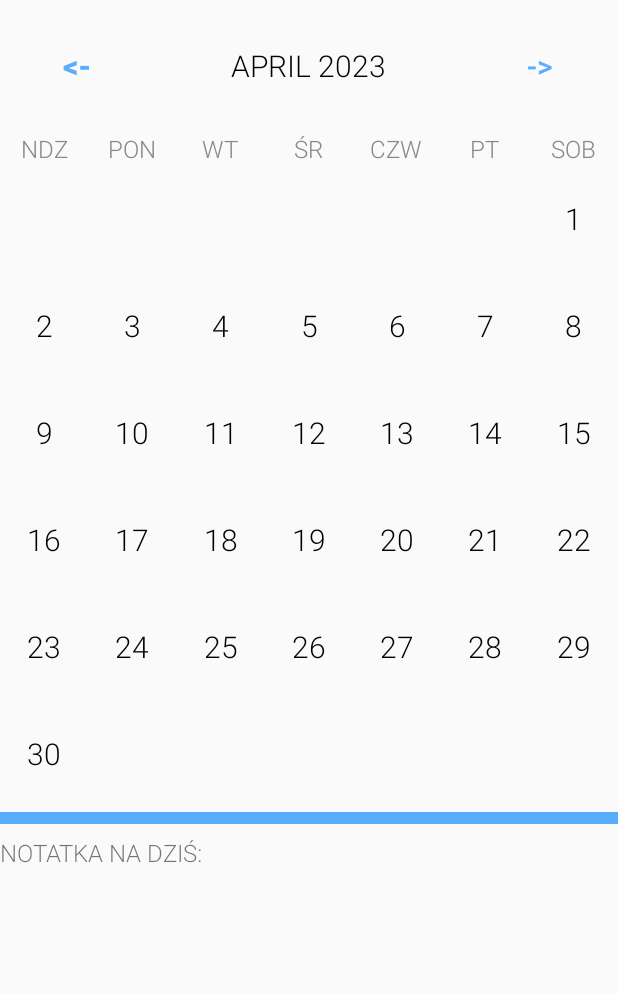
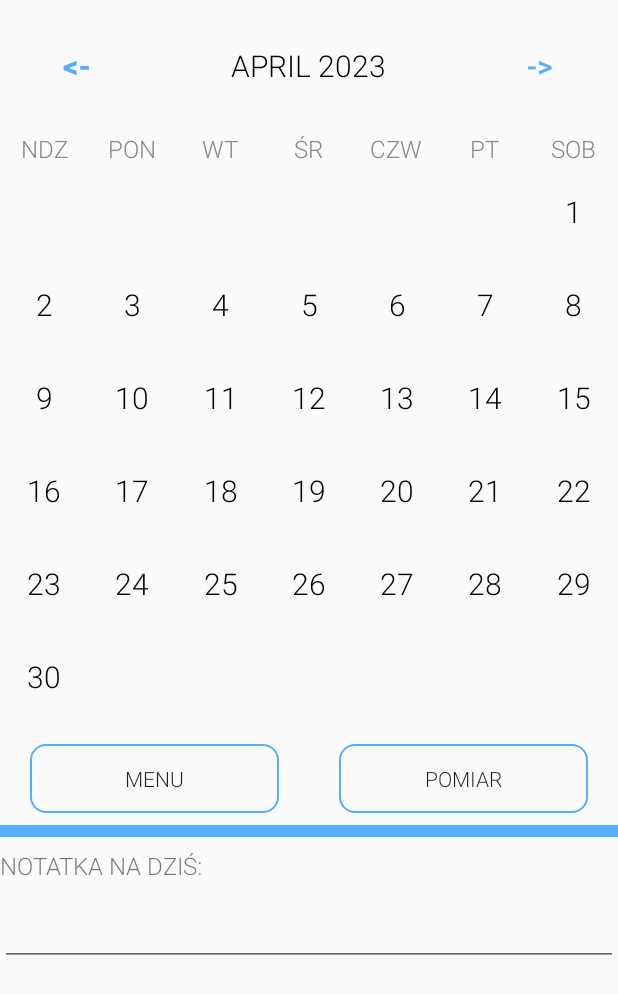
Before and after one commit to mmsobotka/senior-calendar, an Android app: the MainActivity screen opened directly, with no data from a screen before it, on a phone screen of 412 x 824 dp. Shown: the top 994 px of the screen. Run offline under Robolectric (Android 15) with nearby library versions, the phone set to English and light mode, and no system bars.

Commit message:
Add to second window buttons, layouts and textInputLayout

```diff
--- a/app/src/main/res/layout/activity_main.xml
+++ b/app/src/main/res/layout/activity_main.xml
@@ -131,12 +131,64 @@
     <androidx.recyclerview.widget.RecyclerView
         android:id="@+id/recyclerViewCalendar"
         android:layout_width="match_parent"
-        android:layout_height="431dp" />
+        android:layout_height="376dp" />
 
     <LinearLayout
         android:layout_width="match_parent"
         android:layout_height="match_parent"
         android:orientation="vertical">
+
+        <LinearLayout
+            android:layout_width="match_parent"
+            android:layout_height="10dp"
+            android:orientation="horizontal" />
+
+        <LinearLayout
+            android:layout_width="match_parent"
+            android:layout_height="46dp">
+
+            <Button
+                android:id="@+id/button15"
+                android:layout_width="wrap_content"
+                android:layout_height="wrap_content"
+                android:layout_marginLeft="20dp"
+                android:layout_marginRight="20dp"
+                android:layout_weight="1"
+                android:background="@drawable/button_borders"
+                android:fontFamily="sans-serif-light"
+                android:text="menu"
+                android:textAllCaps="true" />
+
+            <Button
+                android:id="@+id/button16"
+                android:layout_width="wrap_content"
+                android:layout_height="wrap_content"
+                android:layout_marginLeft="20dp"
+                android:layout_marginRight="20dp"
+                android:layout_weight="1"
+                android:background="@drawable/button_borders"
+                android:fontFamily="sans-serif-light"
+                android:text="pomiar"
+                android:textAllCaps="true" />
+        </LinearLayout>
+
+        <LinearLayout
+            android:layout_width="match_parent"
+            android:layout_height="wrap_content"
+            android:orientation="vertical">
+
+            <LinearLayout
+                android:layout_width="match_parent"
+                android:layout_height="8dp"
+                android:orientation="vertical">
+
+            </LinearLayout>
+
+            <LinearLayout
+                android:layout_width="match_parent"
+                android:layout_height="match_parent"
+                android:orientation="horizontal" />
+        </LinearLayout>
 
         <LinearLayout
             android:layout_width="match_parent"
@@ -147,7 +199,9 @@
         <LinearLayout
             android:layout_width="match_parent"
             android:layout_height="8dp"
-            android:orientation="vertical"></LinearLayout>
+            android:orientation="horizontal">
+
+        </LinearLayout>
 
         <TextView
             android:id="@+id/textView"
@@ -158,6 +212,16 @@
             android:textAllCaps="true"
             android:textSize="16sp"
             tools:text="notes" />
+
+        <com.google.android.material.textfield.TextInputLayout
+            android:layout_width="match_parent"
+            android:layout_height="match_parent">
+
+            <com.google.android.material.textfield.TextInputEditText
+                android:layout_width="match_parent"
+                android:layout_height="wrap_content" />
+        </com.google.android.material.textfield.TextInputLayout>
+
     </LinearLayout>
 
 </LinearLayout>
```
